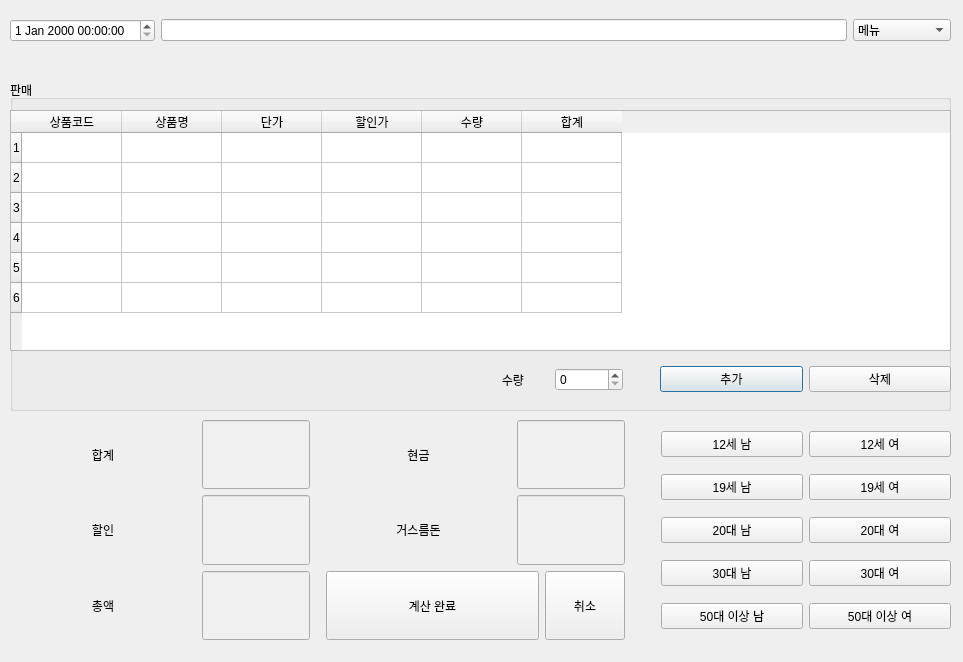
The window that ui/1.ui (johnnyapu15/IDB) describes before a commit, drawn with Qt 5.
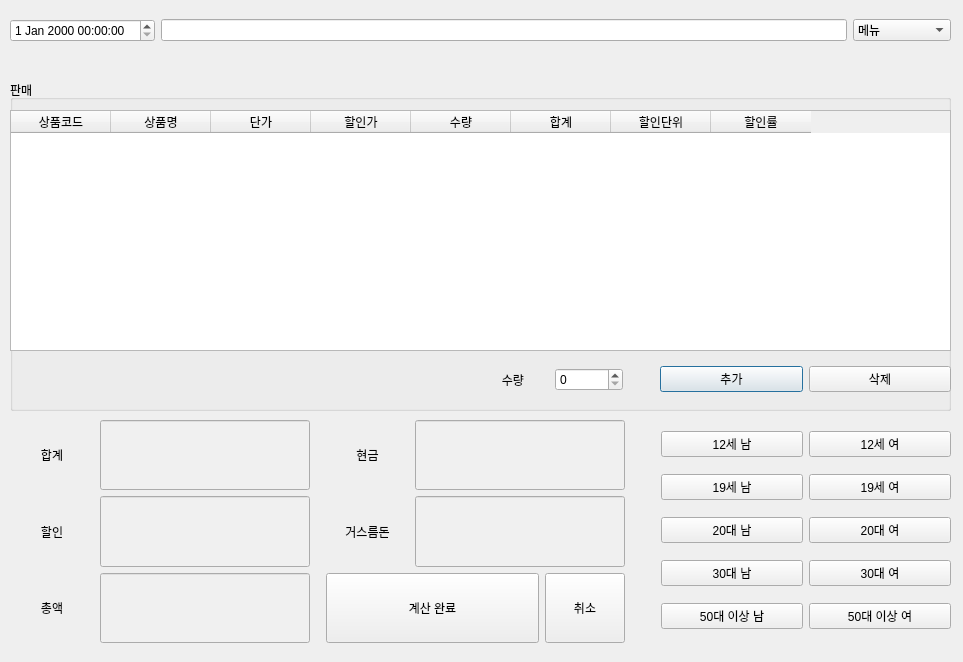
The same window after the commit. The open tabs and pages were chosen to show the change.

The edit to the form file:
```diff
--- a/ui/1.ui
+++ b/ui/1.ui
@@ -149,36 +149,18 @@
          </disabled>
         </palette>
        </property>
-       <row>
-        <property name="text">
-         <string>1</string>
-        </property>
-       </row>
-       <row>
-        <property name="text">
-         <string>2</string>
-        </property>
-       </row>
-       <row>
-        <property name="text">
-         <string>3</string>
-        </property>
-       </row>
-       <row>
-        <property name="text">
-         <string>4</string>
-        </property>
-       </row>
-       <row>
-        <property name="text">
-         <string>5</string>
-        </property>
-       </row>
-       <row>
-        <property name="text">
-         <string>6</string>
-        </property>
-       </row>
+       <property name="rowCount">
+        <number>0</number>
+       </property>
+       <property name="columnCount">
+        <number>8</number>
+       </property>
+       <attribute name="horizontalHeaderVisible">
+        <bool>true</bool>
+       </attribute>
+       <attribute name="verticalHeaderVisible">
+        <bool>true</bool>
+       </attribute>
        <column>
         <property name="text">
          <string>상품코드</string>
@@ -216,6 +198,16 @@
          <string>합계</string>
         </property>
        </column>
+       <column>
+        <property name="text">
+         <string>할인단위</string>
+        </property>
+       </column>
+       <column>
+        <property name="text">
+         <string>할인률</string>
+        </property>
+       </column>
       </widget>
       <widget class="QWidget" name="layoutWidget">
        <property name="geometry">
@@ -255,7 +247,7 @@
         <x>0</x>
         <y>350</y>
         <width>941</width>
-        <height>220</height>
+        <height>223</height>
        </rect>
       </property>
       <layout class="QHBoxLayout" name="horizontalLayout_2">
@@ -284,6 +276,12 @@
                <verstretch>0</verstretch>
               </sizepolicy>
              </property>
+             <property name="maximumSize">
+              <size>
+               <width>210</width>
+               <height>16777215</height>
+              </size>
+             </property>
              <property name="palette">
               <palette>
                <active>
@@ -321,6 +319,12 @@
                </disabled>
               </palette>
              </property>
+             <property name="font">
+              <font>
+               <family>Calibri</family>
+               <pointsize>24</pointsize>
+              </font>
+             </property>
              <property name="alignment">
               <set>Qt::AlignRight|Qt::AlignTrailing|Qt::AlignVCenter</set>
              </property>
@@ -348,6 +352,12 @@
                <verstretch>0</verstretch>
               </sizepolicy>
              </property>
+             <property name="maximumSize">
+              <size>
+               <width>210</width>
+               <height>16777215</height>
+              </size>
+             </property>
              <property name="palette">
               <palette>
                <active>
@@ -385,6 +395,12 @@
                </disabled>
               </palette>
              </property>
+             <property name="font">
+              <font>
+               <family>Calibri</family>
+               <pointsize>24</pointsize>
+              </font>
+             </property>
              <property name="alignment">
               <set>Qt::AlignRight|Qt::AlignTrailing|Qt::AlignVCenter</set>
              </property>
@@ -412,6 +428,12 @@
                <verstretch>0</verstretch>
               </sizepolicy>
              </property>
+             <property name="maximumSize">
+              <size>
+               <width>210</width>
+               <height>16777215</height>
+              </size>
+             </property>
              <property name="palette">
               <palette>
                <active>
@@ -449,6 +471,12 @@
                </disabled>
               </palette>
              </property>
+             <property name="font">
+              <font>
+               <family>Calibri</family>
+               <pointsize>24</pointsize>
+              </font>
+             </property>
              <property name="alignment">
               <set>Qt::AlignRight|Qt::AlignTrailing|Qt::AlignVCenter</set>
              </property>
@@ -483,6 +511,12 @@
                <verstretch>0</verstretch>
               </sizepolicy>
              </property>
+             <property name="maximumSize">
+              <size>
+               <width>210</width>
+               <height>16777215</height>
+              </size>
+             </property>
              <property name="palette">
               <palette>
                <active>
@@ -520,6 +554,12 @@
                </disabled>
               </palette>
              </property>
+             <property name="font">
+              <font>
+               <family>Calibri</family>
+               <pointsize>24</pointsize>
+              </font>
+             </property>
              <property name="alignment">
               <set>Qt::AlignRight|Qt::AlignTrailing|Qt::AlignVCenter</set>
              </property>
@@ -547,6 +587,12 @@
                <verstretch>0</verstretch>
               </sizepolicy>
              </property>
+             <property name="maximumSize">
+              <size>
+               <width>210</width>
+               <height>16777215</height>
+              </size>
+             </property>
              <property name="palette">
               <palette>
                <active>
@@ -584,6 +630,12 @@
                </disabled>
               </palette>
              </property>
+             <property name="font">
+              <font>
+               <family>Calibri</family>
+               <pointsize>24</pointsize>
+              </font>
+             </property>
              <property name="alignment">
               <set>Qt::AlignRight|Qt::AlignTrailing|Qt::AlignVCenter</set>
              </property>
```
Left out of the diff: 2 changed lines with no effect on the pictures.
